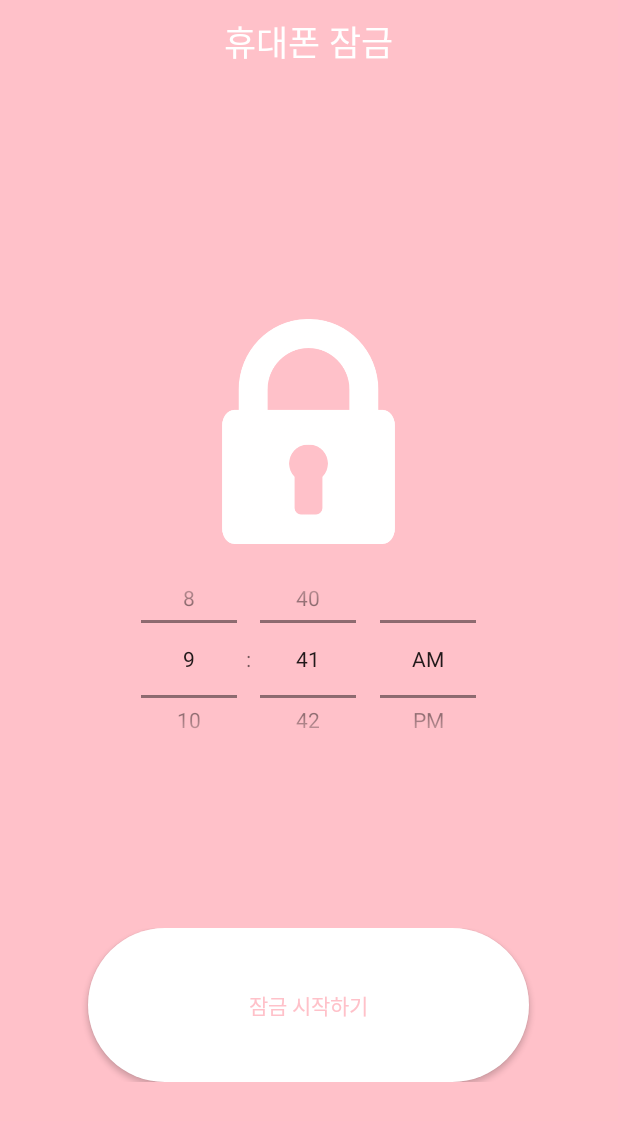
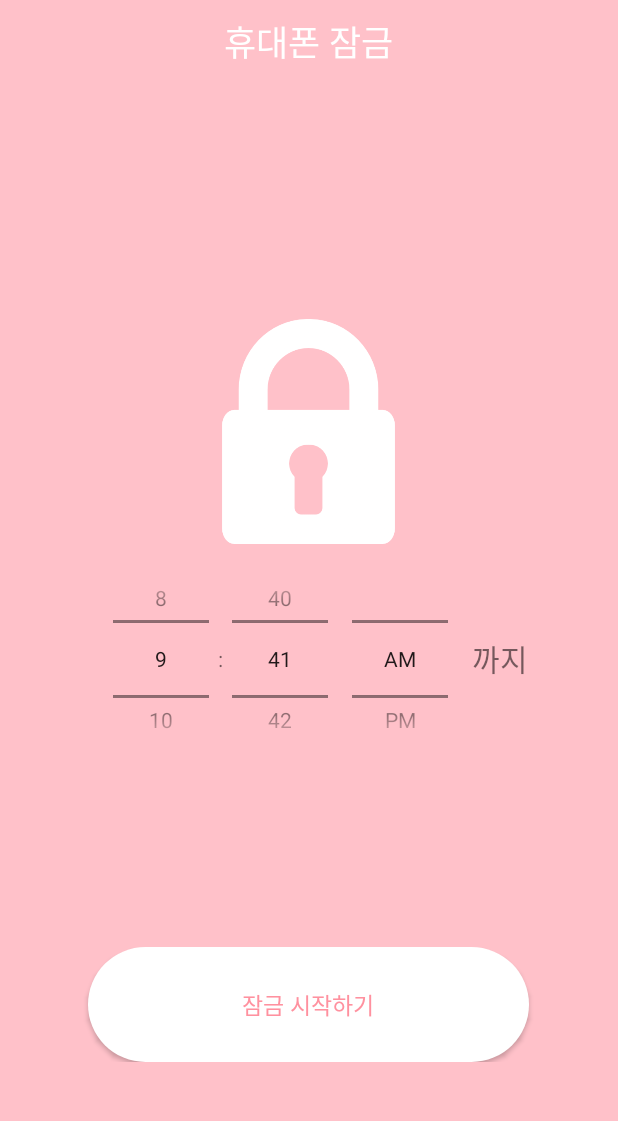
Before and after one commit to gtobio11/GoodDay, an Android app: the TimeActivity screen opened directly, with no data from a screen before it, on a phone screen of 412 x 824 dp. Shown: the top 1121 px of the screen. Run offline under Robolectric (Android 15) with nearby library versions, the light colour scheme and no system bars.

Commit message:
change startbutton size

```diff
--- a/app/src/main/java/com/example/dsm2017/goodday/MainActivity.java
+++ b/app/src/main/java/com/example/dsm2017/goodday/MainActivity.java
@@ -288,9 +288,9 @@ public class MainActivity extends AppCompatActivity {
                             public void onClick(View view) {
                             Intent intent = new Intent(MainActivity.this,TimeActivity.class);
                             startActivity(intent);
+
                             }
                         });
-
                         break;
 
                     case R.id.table2_image :
--- a/app/src/main/res/layout/layout_lock.xml
+++ b/app/src/main/res/layout/layout_lock.xml
@@ -37,9 +37,9 @@
         android:gravity="center_horizontal|center_vertical">
 
         <ImageView
-            android:layout_gravity="bottom"
             android:layout_width="150dp"
             android:layout_height="150dp"
+            android:layout_gravity="bottom"
             android:src="@drawable/lock" />
     </LinearLayout>
 
@@ -53,42 +53,48 @@
             android:layout_width="wrap_content"
             android:layout_height="wrap_content"
             android:layout_gravity="center"
-            android:timePickerMode="spinner"></TimePicker>
+            android:timePickerMode="spinner">
+        </TimePicker>
+        <TextView
+            android:layout_width="wrap_content"
+            android:layout_height="wrap_content"
+            android:text="까지"
+            android:textSize="20dp"/>
     </LinearLayout>
+
     <LinearLayout
         android:layout_width="match_parent"
         android:layout_height="0dp"
         android:layout_weight="2"
         android:orientation="vertical"
-        android:weightSum="3">
-        <View
-            android:layout_width="match_parent"
-            android:layout_height="0dp"
-            android:layout_weight="1">
-        </View>
+        android:gravity="center"
+        android:weightSum="4">
+
         <LinearLayout
             android:layout_width="match_parent"
             android:layout_height="0dp"
             android:layout_weight="1"
             android:orientation="horizontal"
             android:weightSum="7">
+
             <View
                 android:layout_width="0dp"
                 android:layout_height="match_parent"
-                android:layout_weight="1">
-            </View>
+                android:layout_weight="1"></View>
+
             <Button
                 android:layout_width="0dp"
                 android:layout_height="match_parent"
                 android:layout_weight="5"
                 android:background="@drawable/radius_btn"
                 android:text="잠금 시작하기"
-                android:textColor="@color/colorPrimary"/>
+                android:textSize="15sp"
+                android:textColor="@color/colorPrimaryDark" />
+
             <View
                 android:layout_width="0dp"
                 android:layout_height="match_parent"
-                android:layout_weight="1">
-            </View>
+                android:layout_weight="1"></View>
         </LinearLayout>
     </LinearLayout>
 </LinearLayout>
```
